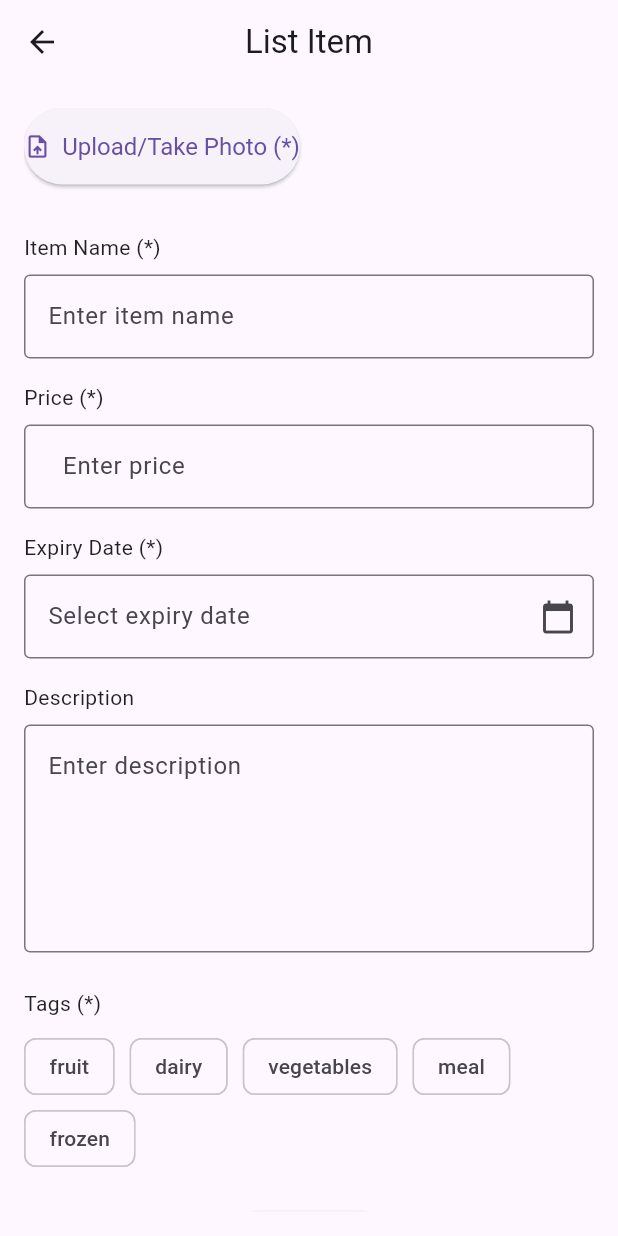
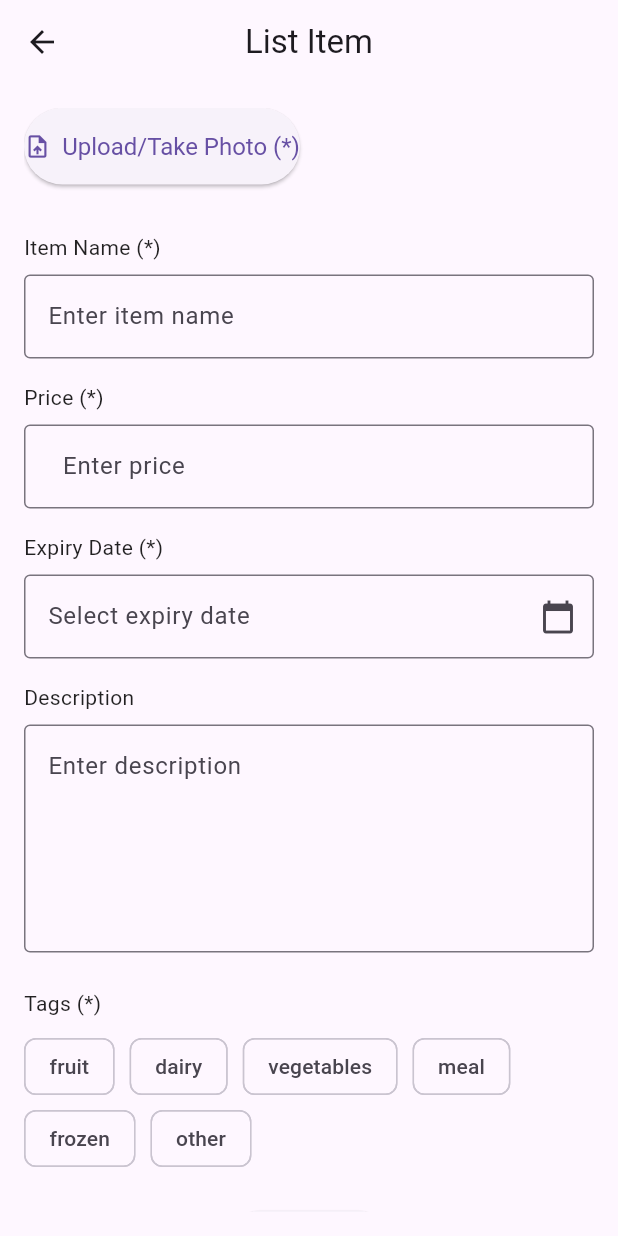
Before and after one commit to aaryanp2904/FoodFamily, a Flutter app: the screen it shows after launch, item 2 of the bottom bar chosen, after a tap on the "add" icon, on a phone screen of 412 x 824 dp. Run offline on Flutter 3.47's test engine with Material 3 defaults, Android fonts, the phone set to English and light mode, and no system bars; our stand-ins replace cloud_firestore, firebase_core, firebase_storage, flutter_image_compress, image_picker; accounts and stored records are empty.

Commit message:
Added a filter bar in the marketplace

```diff
--- a/lib/screens/list_new_item.dart
+++ b/lib/screens/list_new_item.dart
@@ -307,7 +307,8 @@ class _ListNewItemPageState extends State<ListNewItemPage> {
               const SizedBox(height: 8),
               Wrap(
                 spacing: 10,
-                children: ['fruit', 'dairy', 'vegetables', 'meal', 'frozen']
+                children:
+                    ['fruit', 'dairy', 'vegetables', 'meal', 'frozen', 'other']
                         .map((tag) => ChoiceChip(
                               label: Text(tag),
                               selected: _selectedTags.contains(tag),
--- a/lib/screens/marketplace.dart
+++ b/lib/screens/marketplace.dart
@@ -13,6 +13,7 @@ class Marketplace extends StatefulWidget {
 class _MarketplaceState extends State<Marketplace> {
   final TextEditingController _searchController = TextEditingController();
   String _searchQuery = '';
+  List<String> _selectedTags = [];
 
   @override
   Widget build(BuildContext context) {
@@ -20,7 +21,9 @@ class _MarketplaceState extends State<Marketplace> {
     final items = itemProvider.items;
     final filteredItems = items
         .where((item) =>
-            item.name.toLowerCase().contains(_searchQuery.toLowerCase()))
+            item.name.toLowerCase().contains(_searchQuery.toLowerCase()) &&
+            (_selectedTags.isEmpty ||
+                item.tags.any((tag) => _selectedTags.contains(tag))))
         .toList();
     final screenWidth = MediaQuery.of(context).size.width;
 
@@ -47,6 +50,31 @@ class _MarketplaceState extends State<Marketplace> {
                   _searchQuery = value;
                 });
               },
+            ),
+          ),
+          Container(
+            height: 50,
+            child: ListView(
+              scrollDirection: Axis.horizontal,
+              padding: const EdgeInsets.symmetric(horizontal: 10),
+              children: ['fruit', 'dairy', 'vegetables', 'meal', 'frozen']
+                  .map((tag) => Padding(
+                        padding: const EdgeInsets.symmetric(horizontal: 5),
+                        child: ChoiceChip(
+                          label: Text(tag),
+                          selected: _selectedTags.contains(tag),
+                          onSelected: (selected) {
+                            setState(() {
+                              if (selected) {
+                                _selectedTags.add(tag);
+                              } else {
+                                _selectedTags.remove(tag);
+                              }
+                            });
+                          },
+                        ),
+                      ))
+                  .toList(),
             ),
           ),
           Expanded(
```
Lines whose indentation alone changed are shown as unchanged.
